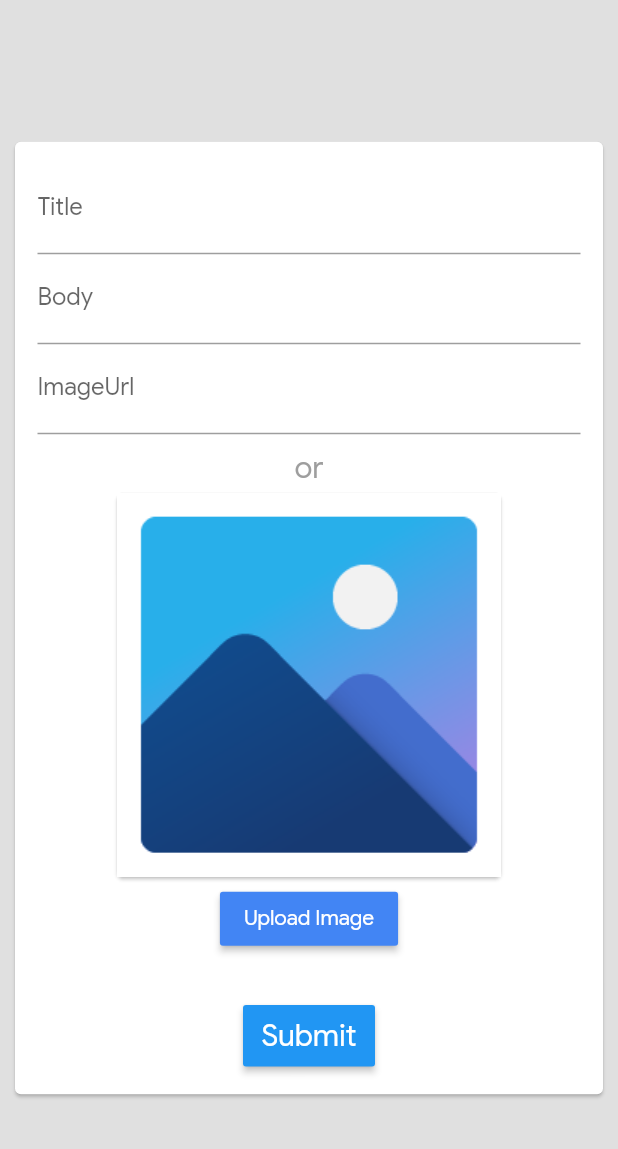
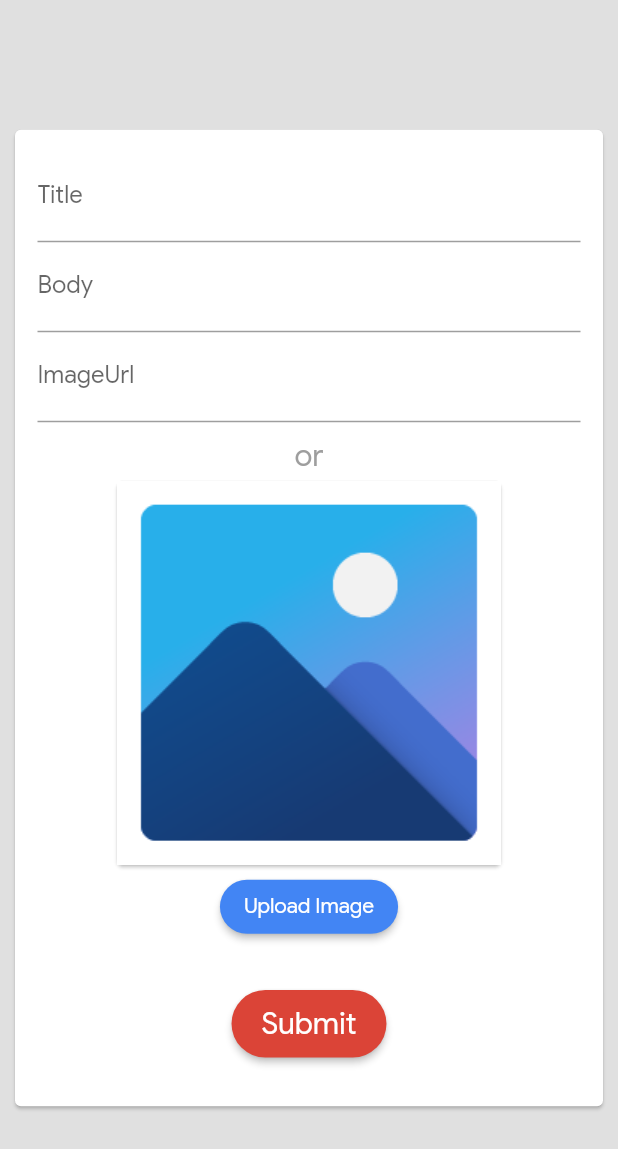
Before and after one commit to developer-student-clubs/DSC-DDU-Admin, a Flutter app: the AddNotification screen opened directly, on a phone screen of 412 x 824 dp. Shown: the top 1149 px of the screen. Run offline on Flutter 3.47's test engine with Material 2 defaults, Android fonts, the phone set to English and light mode, and no system bars; our stand-ins replace cached_network_image, cloud_firestore, csv, datetime_picker_formfield, expandable, firebase_auth and 6 more; missing offline and left inert: default_path_provider, qrscan; accounts and stored records are empty.

```diff
--- a/lib/login_page.dart
+++ b/lib/login_page.dart
@@ -155,6 +155,7 @@ class _LoginPageState extends State<LoginPage> {
             children: <Widget>[
               CircularProgressIndicator(
                 backgroundColor: Theme.of(context).primaryColor,
+                strokeWidth: 2,
               ),
               Padding(
                 padding: const EdgeInsets.only(left: 10),
--- a/lib/push_notification.dart
+++ b/lib/push_notification.dart
@@ -114,6 +114,9 @@ class AddNotificationState extends State<AddNotification> {
                                 ),
                         ),
                         RaisedButton(
+                          shape: RoundedRectangleBorder(
+                            borderRadius: BorderRadius.circular(40),
+                          ),
                           color: Theme.of(context).primaryColor,
                           splashColor: Theme.of(context).accentColor,
                           disabledTextColor: Colors.black,
@@ -139,11 +142,17 @@ class AddNotificationState extends State<AddNotification> {
                         ),
                         Padding(padding: EdgeInsets.all(15.0)),
                         RaisedButton(
-                          color: Colors.blue,
+                          shape: RoundedRectangleBorder(
+                            borderRadius: BorderRadius.circular(40),
+                          ),
+                          color: Theme.of(context).accentColor,
                           textColor: Colors.white,
                           disabledColor: Colors.grey,
                           disabledTextColor: Colors.black,
-                          padding: EdgeInsets.all(8.0),
+                          padding: EdgeInsets.symmetric(
+                            horizontal: 20.0,
+                            vertical: 10.0,
+                          ),
                           splashColor: Colors.red,
                           onPressed: () {
                             ProgressDialog pr = new ProgressDialog(context,
@@ -191,7 +200,10 @@ class AddNotificationState extends State<AddNotification> {
                             "Submit",
                             style: TextStyle(fontSize: 20.0),
                           ),
-                        ) //submit
+                        ),
+                        SizedBox(
+                          height: 16,
+                        ),
                       ],
                     ),
                   ),
```
Also changed, not shown: lib/add_event.dart (+17 -5 lines), lib/edit_event.dart (+12 -3 lines), lib/eventList.dart (+10 -5 lines), lib/main.dart (+56 -1 lines), pubspec.lock.
